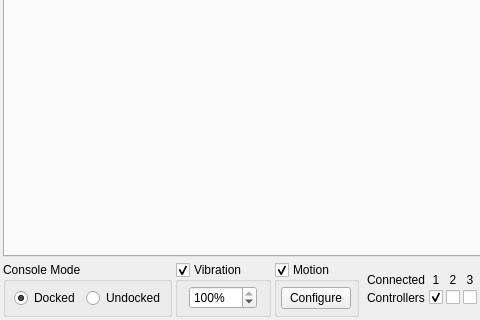
rorrim-rorrim/eden-alt, file src/yuzu/configuration/configure_input.ui: the form before one commit; both pictures show x 0 to 480 and y 220 to 540 of the 711 by 540 pixel window.
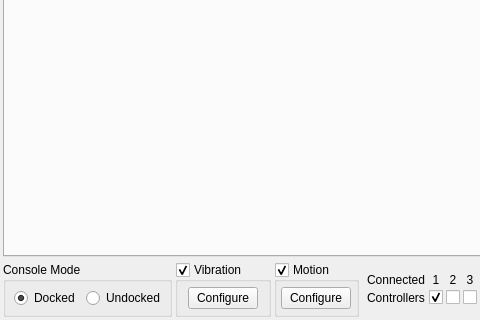
The form after the commit.

Commit message:
configure_input: Add per-player vibration
Allows for enabling and modifying vibration and vibration strength per player.
Also adds a toggle for enabling/disabling accurate vibrations.

```diff
--- a/src/yuzu/configuration/configure_input.ui
+++ b/src/yuzu/configuration/configure_input.ui
@@ -6,7 +6,7 @@
    <rect>
     <x>0</x>
     <y>0</y>
-    <width>700</width>
+    <width>680</width>
     <height>540</height>
    </rect>
   </property>
@@ -195,11 +195,11 @@
           <number>3</number>
          </property>
          <item>
-          <widget class="QSpinBox" name="vibrationSpin">
+          <widget class="QPushButton" name="vibrationButton">
            <property name="minimumSize">
             <size>
              <width>68</width>
-             <height>21</height>
+             <height>0</height>
             </size>
            </property>
            <property name="maximumSize">
@@ -208,17 +208,11 @@
              <height>16777215</height>
             </size>
            </property>
-           <property name="suffix">
-            <string>%</string>
+           <property name="styleSheet">
+            <string notr="true">min-width: 68px;</string>
            </property>
-           <property name="minimum">
-            <number>1</number>
-           </property>
-           <property name="maximum">
-            <number>100</number>
-           </property>
-           <property name="value">
-            <number>100</number>
+           <property name="text">
+            <string>Configure</string>
            </property>
           </widget>
          </item>
```
Left out of the diff: 2 changed lines with no effect on the pictures. The commit also changes 17 other files.
